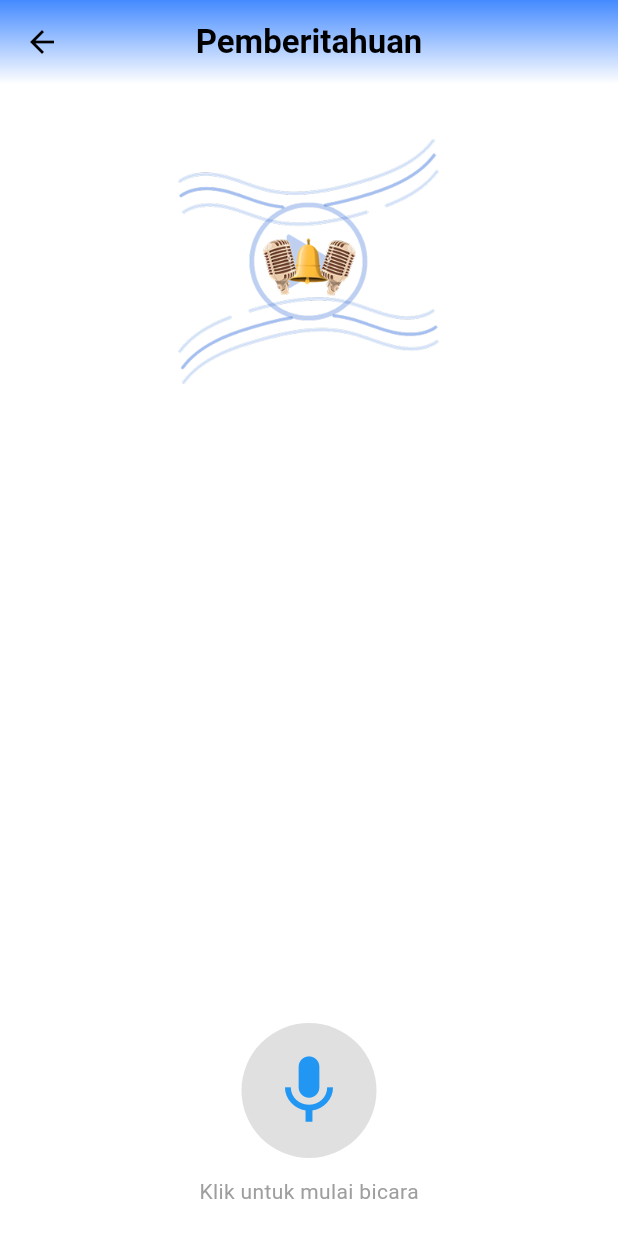
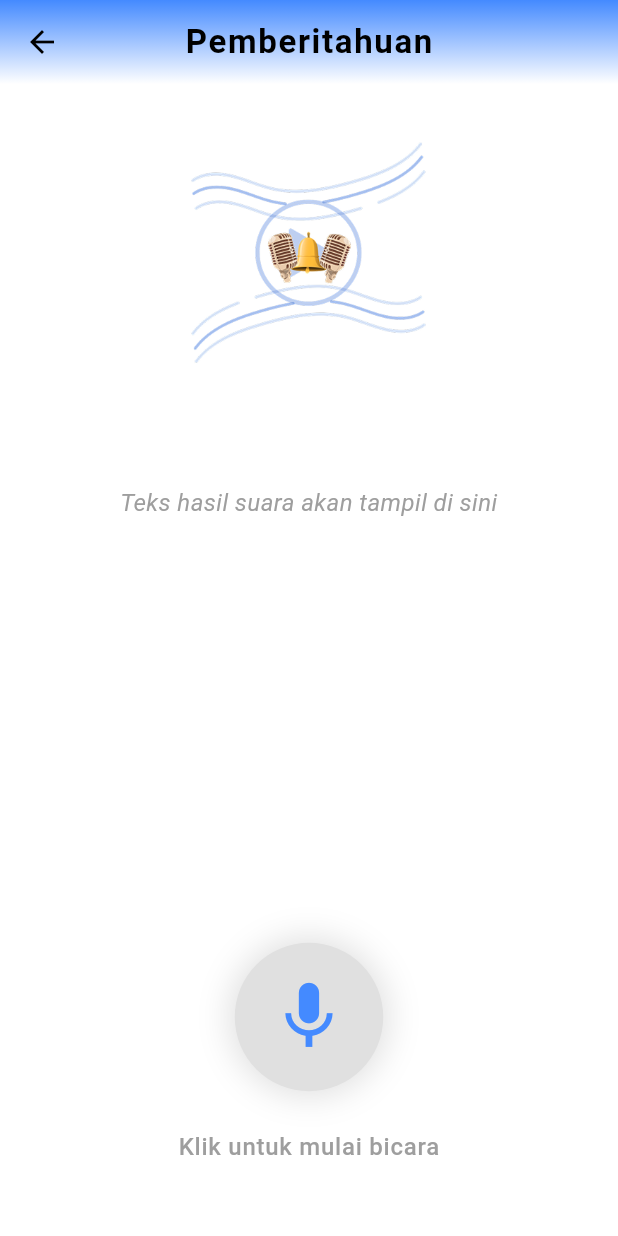
Before and after one commit to Andicleomj/soundnest, a Flutter app: the NotificationScreen screen opened directly, on a phone screen of 412 x 824 dp. Run offline on Flutter 3.47's test engine with Material 3 defaults, Android fonts, the phone set to English and light mode, and no system bars; our stand-ins replace audioplayers, firebase_auth, firebase_core, firebase_database, speech_to_text; accounts and stored records are empty.

Commit message:
benerin UI

```diff
--- a/lib/screens/home/pemberitahuan/notification_screen.dart
+++ b/lib/screens/home/pemberitahuan/notification_screen.dart
@@ -8,27 +8,50 @@ class NotificationScreen extends StatefulWidget {
   State<NotificationScreen> createState() => _NotificationScreenState();
 }
 
-class _NotificationScreenState extends State<NotificationScreen> {
+class _NotificationScreenState extends State<NotificationScreen>
+    with SingleTickerProviderStateMixin {
   late stt.SpeechToText _speech;
   bool _isListening = false;
   String _text = "";
+
+  late AnimationController _pulseController;
 
   @override
   void initState() {
     super.initState();
     _speech = stt.SpeechToText();
+
+    _pulseController = AnimationController(
+      vsync: this,
+      duration: const Duration(milliseconds: 1000),
+      lowerBound: 0.9,
+      upperBound: 1.1,
+    )..addStatusListener((status) {
+        if (status == AnimationStatus.completed) {
+          _pulseController.reverse();
+        } else if (status == AnimationStatus.dismissed) {
+          _pulseController.forward();
+        }
+      });
+  }
+
+  @override
+  void dispose() {
+    _pulseController.dispose();
+    super.dispose();
   }
 
   void _toggleListening() async {
     if (!_isListening) {
       bool available = await _speech.initialize(
         onStatus: (val) {
-          print('Status: $val');
           if (val == 'done' || val == 'notListening') {
             setState(() {
               _isListening = false;
-              _text = ""; // Hapus teks saat selesai berbicara
+              _text = "";
             });
+            _pulseController.stop();
+            _pulseController.reset();
           }
         },
         onError: (val) => print('Error: $val'),
@@ -36,8 +59,9 @@ class _NotificationScreenState extends State<NotificationScreen> {
       if (available) {
         setState(() {
           _isListening = true;
-          _text = ""; // Reset teks saat mulai
+          _text = "";
         });
+        _pulseController.forward();
         _speech.listen(
           onResult: (val) {
             if (val.recognizedWords.isNotEmpty) {
@@ -51,8 +75,10 @@ class _NotificationScreenState extends State<NotificationScreen> {
     } else {
       setState(() {
         _isListening = false;
-        _text = ""; // Hapus teks saat tombol mic ditekan lagi
+        _text = "";
       });
+      _pulseController.stop();
+      _pulseController.reset();
       _speech.stop();
     }
   }
@@ -64,7 +90,11 @@ class _NotificationScreenState extends State<NotificationScreen> {
       appBar: AppBar(
         title: const Text(
           "Pemberitahuan",
-          style: TextStyle(fontWeight: FontWeight.bold, color: Colors.black),
+          style: TextStyle(
+            fontWeight: FontWeight.bold,
+            color: Colors.black,
+            letterSpacing: 1.1,
+          ),
         ),
         centerTitle: true,
         backgroundColor: Colors.transparent,
@@ -83,57 +113,123 @@ class _NotificationScreenState extends State<NotificationScreen> {
           ),
         ),
       ),
-      body: Column(
-        mainAxisAlignment: MainAxisAlignment.center,
+      body: SafeArea(
+        child: Padding(
+          padding:
+              const EdgeInsets.symmetric(horizontal: 32.0, vertical: 24.0),
+          child: Column(
+            crossAxisAlignment: CrossAxisAlignment.center,
             children: [
-          const SizedBox(height: 20), // Lebih tinggi agar logo ke atas
-          Center(
-            child: Image.asset(
+              // Logo polos, simple tanpa dekorasi
+              Image.asset(
                 'assets/Logo 1.png',
-              width: 200,
-              height: 200,
+                width: 180,
+                height: 180,
+                fit: BoxFit.contain,
               ),
+              const SizedBox(height: 40),
+
+              // Speech text display box
+              AnimatedSwitcher(
+                duration: const Duration(milliseconds: 300),
+                child: _text.isNotEmpty
+                    ? Container(
+                        key: const ValueKey('textBox'),
+                        width: double.infinity,
+                        padding: const EdgeInsets.symmetric(
+                            horizontal: 24, vertical: 16),
+                        decoration: BoxDecoration(
+                          color: Colors.blueAccent.withOpacity(0.1),
+                          borderRadius: BorderRadius.circular(20),
+                          border: Border.all(
+                            color: Colors.blueAccent,
+                            width: 1.5,
                           ),
-          const SizedBox(height: 30),
-          if (_text.isNotEmpty)
-            Padding(
-              padding: const EdgeInsets.symmetric(horizontal: 20),
+                          boxShadow: [
+                            BoxShadow(
+                              color: Colors.blueAccent.withOpacity(0.2),
+                              blurRadius: 12,
+                              offset: const Offset(0, 6),
+                            ),
+                          ],
+                        ),
                         child: Text(
                           _text,
-                style: const TextStyle(fontSize: 18),
+                          style: const TextStyle(
+                            fontSize: 20,
+                            fontWeight: FontWeight.w600,
+                            color: Colors.black87,
+                            height: 1.3,
+                          ),
+                          textAlign: TextAlign.center,
+                        ),
+                      )
+                    : Container(
+                        key: const ValueKey('placeholder'),
+                        height: 70,
+                        alignment: Alignment.center,
+                        child: const Text(
+                          "Teks hasil suara akan tampil di sini",
+                          style: TextStyle(
+                            fontSize: 16,
+                            color: Colors.grey,
+                            fontStyle: FontStyle.italic,
+                          ),
                           textAlign: TextAlign.center,
                         ),
                       ),
+              ),
+
               const Spacer(),
-          GestureDetector(
+
+              // Mic button with pulse animation (tetap sama)
+              ScaleTransition(
+                scale: _pulseController,
+                child: GestureDetector(
                   onTap: _toggleListening,
-            child: Column(
-              children: [
-                Container(
-                  width: 90,
-                  height: 90,
+                  child: Container(
+                    width: 110,
+                    height: 110,
                     decoration: BoxDecoration(
-                    color: Colors.grey[300],
+                      color: _isListening
+                          ? Colors.redAccent
+                          : Colors.grey.shade300,
                       shape: BoxShape.circle,
+                      boxShadow: [
+                        BoxShadow(
+                          color: _isListening
+                              ? Colors.redAccent.withOpacity(0.6)
+                              : Colors.black12,
+                          blurRadius: 20,
+                          spreadRadius: 4,
+                        ),
+                      ],
                     ),
                     child: Icon(
                       Icons.mic,
-                    size: 55,
-                    color: _isListening ? Colors.red : Colors.blue,
+                      size: 60,
+                      color: _isListening ? Colors.white : Colors.blueAccent,
                     ),
                   ),
-                const SizedBox(height: 12),
+                ),
+              ),
+
+              const SizedBox(height: 20),
+
               Text(
-                  _isListening
-                      ? "Sedang mendengarkan..."
-                      : "Klik untuk mulai bicara",
-                  style: const TextStyle(fontSize: 14, color: Colors.grey),
+                _isListening ? "Sedang mendengarkan..." : "Klik untuk mulai bicara",
+                style: const TextStyle(
+                  fontSize: 16,
+                  fontWeight: FontWeight.w500,
+                  color: Colors.grey,
+                  letterSpacing: 0.5,
                 ),
-                const SizedBox(height: 20),
+              ),
+
+              const SizedBox(height: 24),
             ],
           ),
         ),
-        ],
       ),
     );
   }
--- a/lib/screens/home/volume/volume_screen.dart
+++ b/lib/screens/home/volume/volume_screen.dart
@@ -49,14 +49,14 @@ class _VolumeScreenState extends State<VolumeScreen>
       backgroundColor: Colors.white,
       appBar: AppBar(
         title: const Text(
-          "Smart Volume",
+          "Volume",
           style: TextStyle(fontWeight: FontWeight.bold, color: Colors.black),
         ),
         centerTitle: true,
         backgroundColor: Colors.transparent,
         elevation: 0,
         leading: IconButton(
-          icon: const Icon(Icons.arrow_back, color: Colors.black),
+          icon: const Icon(Icons.arrow_back, color: Colors.black), // warna hitam
           onPressed: () => Navigator.pop(context),
         ),
         flexibleSpace: Container(
@@ -114,7 +114,6 @@ class _VolumeScreenState extends State<VolumeScreen>
                 ),
               ),
 
-              // Tombol volume (+ dan -)
               Row(
                 mainAxisAlignment: MainAxisAlignment.center,
                 children: [
@@ -136,7 +135,6 @@ class _VolumeScreenState extends State<VolumeScreen>
 
               const SizedBox(height: 40),
 
-              // Tombol simpan
               ElevatedButton.icon(
                 onPressed: _saveVolume,
                 icon: const Icon(Icons.save, color: Colors.white),
--- a/lib/screens/schedule/schedule.dart
+++ b/lib/screens/schedule/schedule.dart
@@ -21,7 +21,7 @@ class Schedule extends StatelessWidget {
           ),
         ),
         leading: IconButton(
-          icon: const Icon(Icons.arrow_back, color: Colors.white),
+          icon: const Icon(Icons.arrow_back, color: Colors.black),  // Warna hitam di sini
           onPressed: () => Navigator.pop(context),
         ),
         title: const Text(
```
Also changed, not shown: lib/screens/home/bel/bel_screen.dart (+86 -21 lines). Lines whose indentation alone changed are shown as unchanged.
